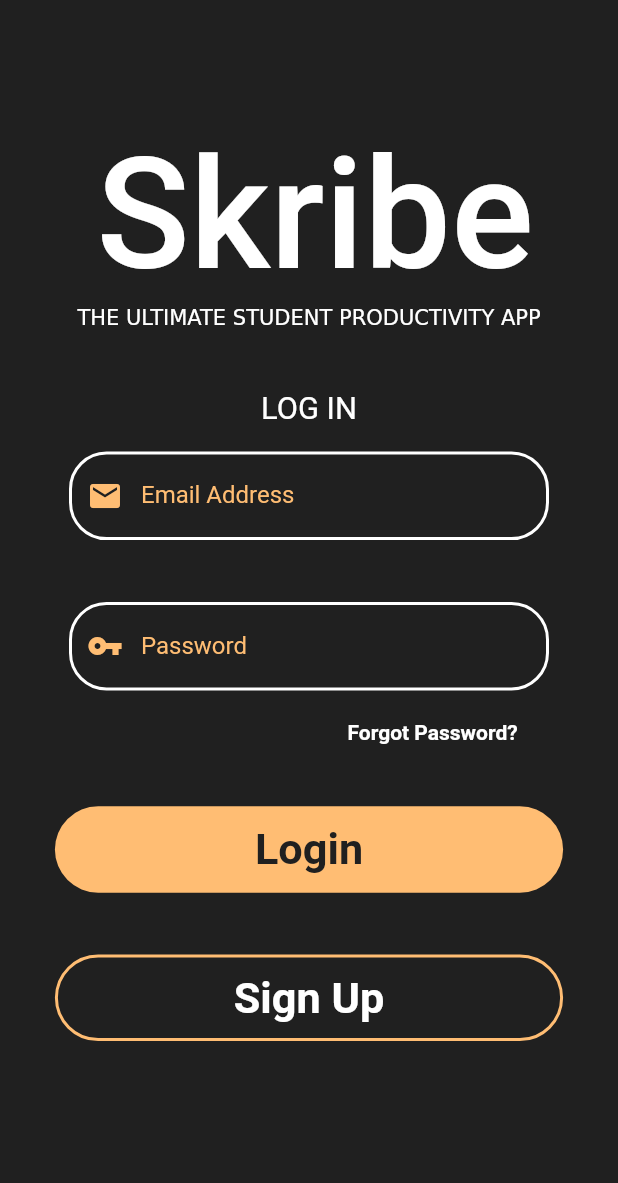
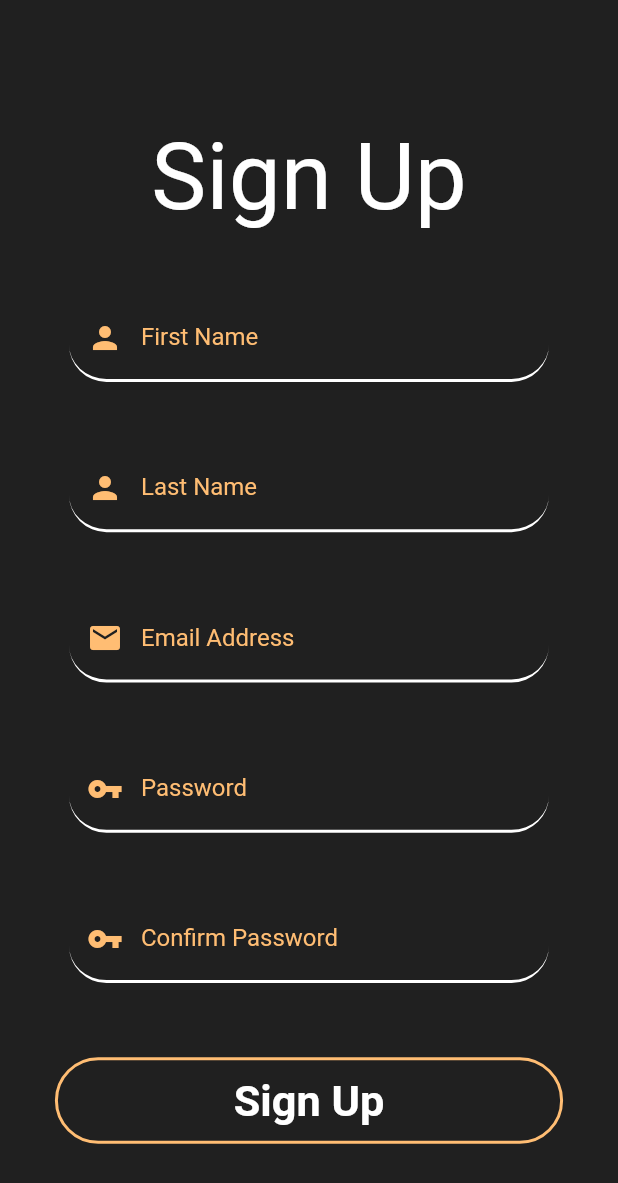
Before and after one commit to AdityaPratap1/Skribe, a Flutter app: the screen it shows after launch, after a tap on "Sign Up", on a phone screen of 412 x 824 dp. Shown: the top 1183 px of the screen. Run offline on Flutter 3.47's test engine with Material 2 defaults, Android fonts, the phone set to English and light mode, and no system bars; our stand-ins replace simple_animations; Roboto replaces fonts that are missing (Montserrat).

Commit message:
Created Sign up page.
The sign up page allows users to register an account with the app. No functionalit added yet.

```diff
--- a/flutter_app/lib/pages/login_page.dart
+++ b/flutter_app/lib/pages/login_page.dart
@@ -1,6 +1,7 @@
 import 'package:app/configuration/constraints.dart';
 import 'package:app/configuration/fade_animation.dart';
 import 'package:app/configuration/size_config.dart';
+import 'package:app/pages/signup_page.dart';
 import 'package:flutter/cupertino.dart';
 import 'package:flutter/material.dart';
 
@@ -245,6 +246,8 @@ class _LoginPageState extends State<LoginPage> {
         GestureDetector(
           onTap: () {
             // TO-DO Lead the user to the sign up page for registration.
+            Navigator.push(context,
+                new MaterialPageRoute(builder: (context) => SignUpPage()));
           },
           child: Padding(
             padding: EdgeInsets.only(
--- /dev/null
+++ b/flutter_app/lib/pages/signup_page.dart
@@ -0,0 +1,313 @@
+import 'package:app/configuration/constraints.dart';
+import 'package:app/configuration/fade_animation.dart';
+import 'package:app/configuration/size_config.dart';
+import 'package:app/pages/login_page.dart';
+import 'package:flutter/cupertino.dart';
+import 'package:flutter/material.dart';
+
+/// This is the Sign Up registration page of the application.
+/// This class contains the sign up form and the sign up button.
+///
+/// The user signs up using first name, last name, email address, password.
+///
+/// @author [Aditya Pratap]
+/// @version 1.0
+class SignUpPage extends StatefulWidget {
+  @override
+  State<StatefulWidget> createState() => _SignUpPageState();
+}
+
+/// This is the statefull class and child of the SignUpPage.
+/// This class maintains state changes that may occur.
+///
+/// @author [Aditya Pratap]
+/// @modified []
+/// @version 1.0
+class _SignUpPageState extends State<SignUpPage> {
+  double _height;
+  double _width;
+
+  final _formKey = new GlobalKey<FormState>();
+
+  @override
+  Widget build(BuildContext context) {
+    // Initialize instance varibales
+    SizeConfig().init(context);
+    this._height = SizeConfig.screenHeight;
+    this._width = SizeConfig.screenWidth;
+
+    return Scaffold(
+      body: ListView(
+        children: <Widget>[
+          this._showSignUpText(context),
+          this._showSignUpForm(context)
+        ],
+      ),
+    );
+  }
+
+  /// This method creates and displays the 'Sign Up' text on the Sign Up page.
+  ///
+  /// @param [context] the BuildContext or the laocation of the widget in the tree structure.
+  /// @return A new FadeAnimation widget that contains children.
+  Widget _showSignUpText(BuildContext context) {
+    // A neat fade in animation af all the contained children.
+    return FadeAnimation(
+        1,
+        Align(
+          alignment: Alignment.center,
+          child: Padding(
+            padding: EdgeInsets.only(top: this._height * .10),
+            child: Text(
+              'Sign Up',
+              style: TextStyle(
+                  color: Colors.white,
+                  fontSize: this._width * .15,
+                  fontFamily: 'Montserrat'),
+            ),
+          ),
+        ));
+  }
+
+  /// This method builds and returns the sign up registration form.
+  /// The form contains a first name, last name, email address, password, and
+  /// a confirm password text fields. Additionally, the page also contains a
+  /// sign up button.
+  ///
+  /// The buttons are included in _showForm becasue the signup button
+  /// is directly related to user registration.
+  ///
+  /// This form will contain an form key [_formkey] that will save the fields,
+  /// and submit for authentication with firebase.
+  ///
+  /// @param [context] the BuildContext or the laocation of the widget in the tree structure.
+  /// @return A new container widget that contains children.
+  _showSignUpForm(BuildContext context) {
+    return Container(
+        padding: EdgeInsets.fromLTRB(16.0, 0, 16.0, 16.0),
+        child: new Form(
+          key: this._formKey,
+          child: new Column(
+            children: <Widget>[
+              this._showFirstAndLastNameInputs(context),
+              // Input fields
+              this._showEmailAndPasswordInputs(context),
+              // Sign Up  button
+              this._showSignUpButton(context),
+            ],
+          ),
+        ));
+  }
+
+  /// This method builds and returns the input fields that are first name and last name.
+  ///
+  /// The input fields are TextFormFields, that means the fields can have validators
+  /// that can validate the format of the input.
+  ///
+  /// @param [context] the BuildContext or the laocation of the widget in the tree structure.
+  /// @return A new FadeAnimation widget that contains the input fields.
+  Widget _showFirstAndLastNameInputs(BuildContext context) {
+    return new FadeAnimation(
+      1.5,
+      Container(
+        padding:
+            EdgeInsets.fromLTRB(30, this._height * .05, 30, this._height * .05),
+        child: Column(
+          children: <Widget>[
+            TextFormField(
+              cursorColor: primaryColor,
+              keyboardType: TextInputType.name,
+              decoration: InputDecoration(
+                labelText: "First Name",
+                labelStyle: TextStyle(color: primaryColor),
+                prefixIcon: Icon(
+                  Icons.person,
+                  color: primaryColor,
+                ),
+                enabledBorder: UnderlineInputBorder(
+                  borderSide: const BorderSide(color: Colors.white, width: 2.0),
+                  borderRadius: BorderRadius.circular(25.0),
+                ),
+                focusedBorder: OutlineInputBorder(
+                  borderSide: const BorderSide(color: primaryColor, width: 2.0),
+                  borderRadius: BorderRadius.circular(25.0),
+                ),
+              ),
+              style:
+                  TextStyle(color: Colors.white, decorationColor: Colors.white),
+            ),
+            SizedBox(
+              height: this._height * .05,
+            ),
+            TextFormField(
+              cursorColor: primaryColor,
+              keyboardType: TextInputType.name,
+              decoration: InputDecoration(
+                labelText: "Last Name",
+                labelStyle: TextStyle(color: primaryColor),
+                prefixIcon: Icon(
+                  Icons.person,
+                  color: primaryColor,
+                ),
+                enabledBorder: UnderlineInputBorder(
+                  borderSide: const BorderSide(color: Colors.white, width: 2.0),
+                  borderRadius: BorderRadius.circular(25.0),
+                ),
+                focusedBorder: OutlineInputBorder(
+                  borderSide: const BorderSide(color: primaryColor, width: 2.0),
+                  borderRadius: BorderRadius.circular(25.0),
+                ),
+              ),
+              style:
+                  TextStyle(color: Colors.white, decorationColor: Colors.white),
+            ),
+          ],
+        ),
+      ),
+    );
+  }
+
+  /// This method builds and returns the input fields that are email address
+  /// and password.
+  ///
+  /// The input fields are TextFormFields, that means the fields can have validators
+  /// that can validate the format of the input.
+  ///
+  /// The passowrd field is obscured that is the text will not show to maintain privacy.
+  /// Instead, a standard password hiding dots will display.
+  ///
+  /// The confirm password textfield checks for equality with the passsword field to make
+  /// sure the user entered an intnded password.
+  ///
+  /// @param [context] the BuildContext or the laocation of the widget in the tree structure.
+  /// @return A new FadeAnimation widget that contains the input fields.
+  Widget _showEmailAndPasswordInputs(BuildContext context) {
+    return new FadeAnimation(
+      1.5,
+      Container(
+        padding: EdgeInsets.fromLTRB(30, 0, 30, this._height * .05),
+        child: Column(
+          children: <Widget>[
+            TextFormField(
+              cursorColor: primaryColor,
+              keyboardType: TextInputType.emailAddress,
+              decoration: InputDecoration(
+                labelText: "Email Address",
+                labelStyle: TextStyle(color: primaryColor),
+                prefixIcon: Icon(
+                  Icons.mail,
+                  color: primaryColor,
+                ),
+                enabledBorder: UnderlineInputBorder(
+                  borderSide: const BorderSide(color: Colors.white, width: 2.0),
+                  borderRadius: BorderRadius.circular(25.0),
+                ),
+                focusedBorder: OutlineInputBorder(
+                  borderSide: const BorderSide(color: primaryColor, width: 2.0),
+                  borderRadius: BorderRadius.circular(25.0),
+                ),
+              ),
+              style:
+                  TextStyle(color: Colors.white, decorationColor: Colors.white),
+            ),
+            SizedBox(
+              height: this._height * .05,
+            ),
+            TextFormField(
+              obscureText: true,
+              cursorColor: primaryColor,
+              keyboardType: TextInputType.emailAddress,
+              decoration: InputDecoration(
+                labelText: "Password",
+                labelStyle: TextStyle(color: primaryColor),
+                prefixIcon: Icon(
+                  Icons.vpn_key,
+                  color: primaryColor,
+                ),
+                enabledBorder: UnderlineInputBorder(
+                  borderSide: const BorderSide(color: Colors.white, width: 2.0),
+                  borderRadius: BorderRadius.circular(25.0),
+                ),
+                focusedBorder: OutlineInputBorder(
+                  borderSide: const BorderSide(color: primaryColor, width: 2.0),
+                  borderRadius: BorderRadius.circular(25.0),
+                ),
+              ),
+              style:
+                  TextStyle(color: Colors.white, decorationColor: Colors.white),
+            ),
+            SizedBox(
+              height: this._height * .05,
+            ),
+            TextFormField(
+              obscureText: true,
+              cursorColor: primaryColor,
+              keyboardType: TextInputType.emailAddress,
+              decoration: InputDecoration(
+                labelText: "Confirm Password",
+                labelStyle: TextStyle(color: primaryColor),
+                prefixIcon: Icon(
+                  Icons.vpn_key,
+                  color: primaryColor,
+                ),
+                enabledBorder: UnderlineInputBorder(
+                  borderSide: const BorderSide(color: Colors.white, width: 2.0),
+                  borderRadius: BorderRadius.circular(25.0),
+                ),
+                focusedBorder: OutlineInputBorder(
+                  borderSide: const BorderSide(color: primaryColor, width: 2.0),
+                  borderRadius: BorderRadius.circular(25.0),
+                ),
+              ),
+              style:
+                  TextStyle(color: Colors.white, decorationColor: Colors.white),
+            ),
+          ],
+        ),
+      ),
+    );
+  }
+
+  /// This method builds and returns the Sign Up button that registers
+  /// the user to the app.
+  ///
+  /// Once clicked, the app routes back to the Log In page.
+  ///
+  /// @param [context] the BuildContext or the laocation of the widget in the tree structure.
+  /// @return A new FadeAnimation widget that contains the button.
+  Widget _showSignUpButton(BuildContext context) {
+    return FadeAnimation(
+        2,
+        GestureDetector(
+          onTap: () {
+            // TO-DO Lead the user to the sign up page for registration.
+            Navigator.push(context,
+                new MaterialPageRoute(builder: (context) => LoginPage()));
+          },
+          child: Padding(
+            padding: EdgeInsets.only(
+                left: this._width * .05,
+                right: this._width * .05,
+                top: this._height * .01),
+            child: Container(
+              height: .07 * this._height,
+              decoration: BoxDecoration(
+                borderRadius: BorderRadius.circular(50),
+                color: Colors.transparent,
+                border: Border.all(
+                    color: primaryColor, style: BorderStyle.solid, width: 2.0),
+              ),
+              child: Center(
+                child: Text(
+                  "Sign Up",
+                  style: TextStyle(
+                      color: Colors.white,
+                      fontWeight: FontWeight.bold,
+                      fontSize: this._width * .07),
+                ),
+              ),
+            ),
+          ),
+        ));
+  }
+}
--- a/flutter_app/pubspec.yaml
+++ b/flutter_app/pubspec.yaml
@@ -24,6 +24,11 @@ dependencies:
   flutter:
     sdk: flutter
   simple_animations: ^1.3.6
+  firebase_auth: ^0.14.0+5
+  firebase_database: ^3.0.7
+  firebase_storage: ^3.0.4
+  firebase_core: ^0.4.0+9
+  cloud_firestore:
 
 
 
```
Also changed, not shown: flutter_app/pubspec.lock, 4 other files.
